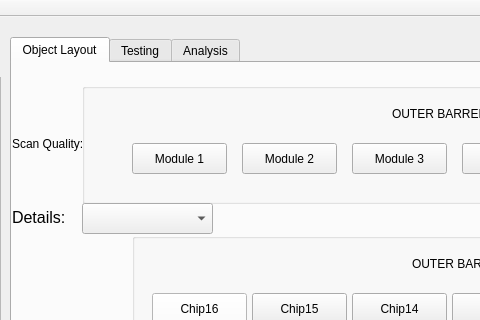
This is GUI/mainwindow.ui in AudreyFrancisco/SingleLadderQualification as Qt 5 draws it before an edit; both pictures show x 360 to 840 and y 0 to 320 of the 1437 by 670 pixel window. The edited form follows.
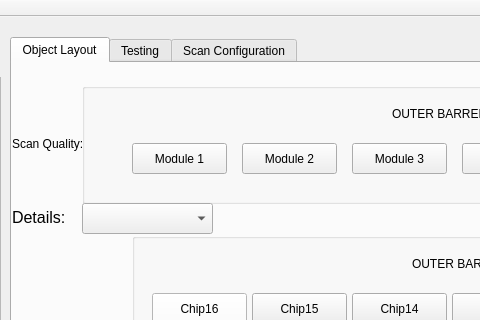
This is the edited form.

Patch:
```diff
--- a/GUI/mainwindow.ui
+++ b/GUI/mainwindow.ui
@@ -1276,7 +1276,7 @@
     </widget>
     <widget class="QWidget" name="tab_3">
      <attribute name="title">
-      <string>Analysis</string>
+      <string>Scan Configuration</string>
      </attribute>
     </widget>
    </widget>
```
